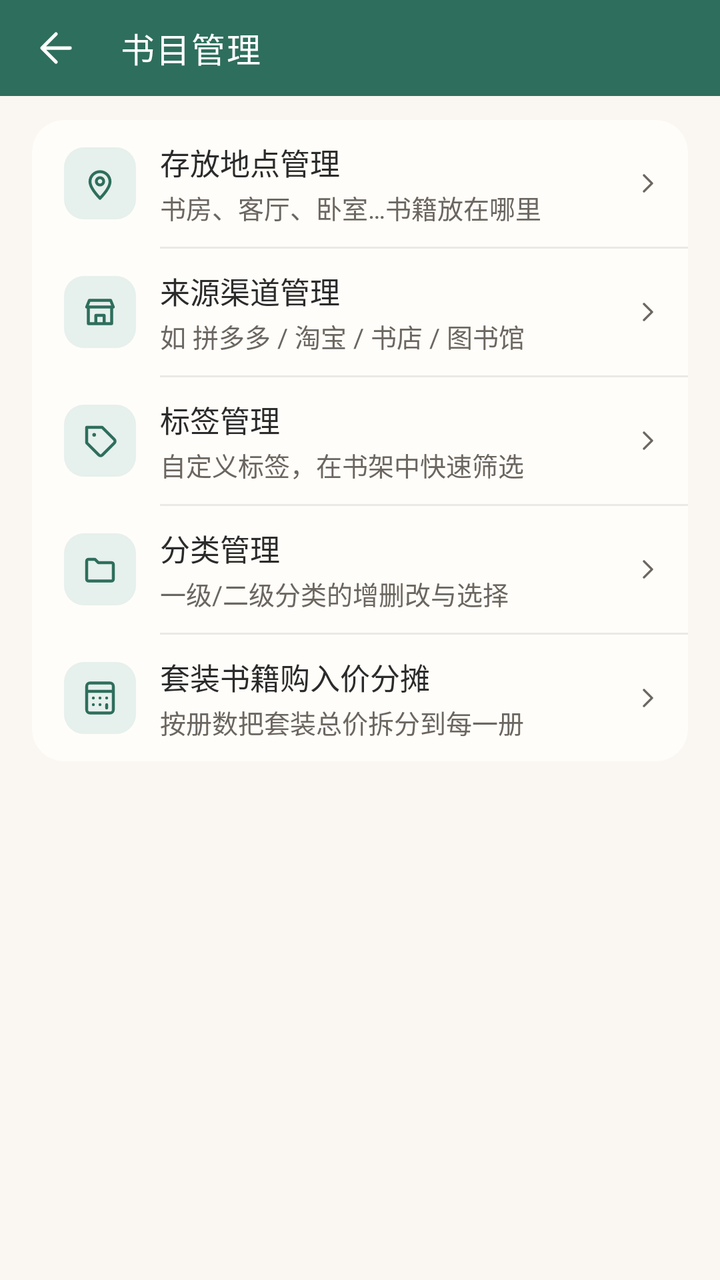
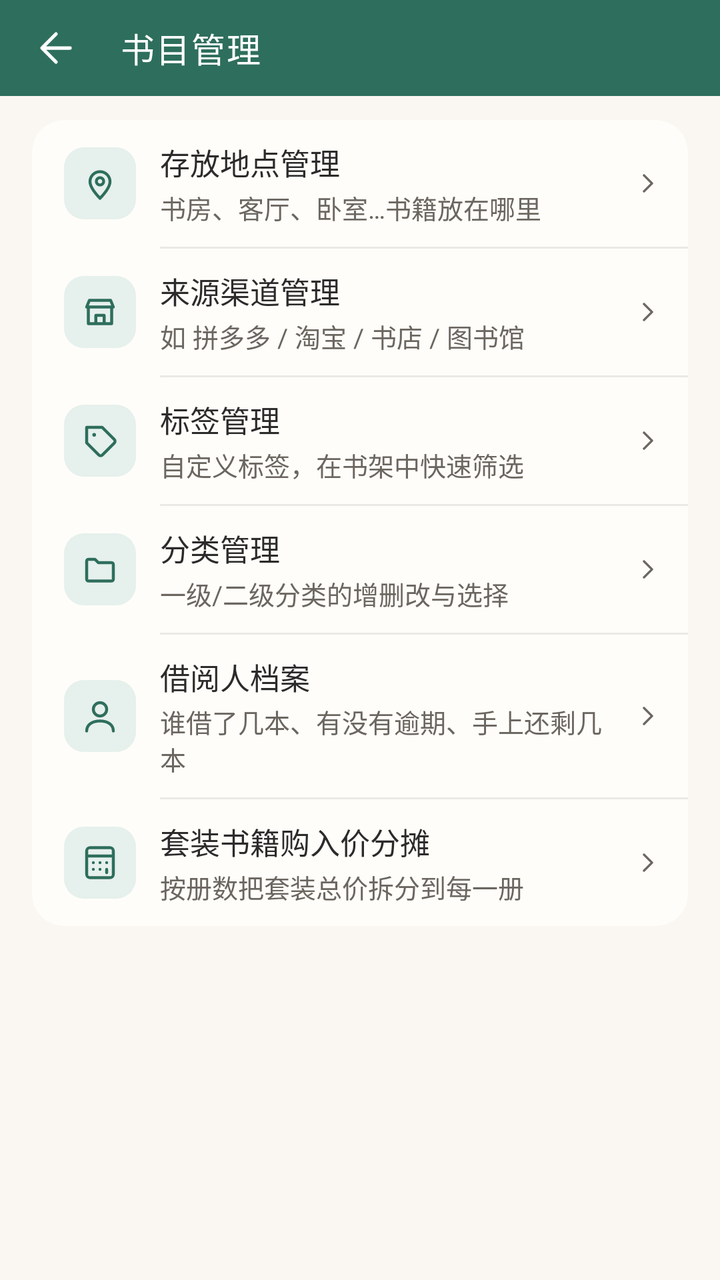

The first picture is an Android layout as it rendered before a commit; the second is the same layout after the commit. The layout source and the unified diff follow.
<!-- AndroidManifest.xml: application theme Theme.Bookshelf -->
<!-- res/layout/activity_library_manage.xml -->
<?xml version="1.0" encoding="utf-8"?>
<LinearLayout xmlns:android="http://schemas.android.com/apk/res/android"
    xmlns:app="http://schemas.android.com/apk/res-auto"
    android:layout_width="match_parent"
    android:layout_height="match_parent"
    android:orientation="vertical">

    <com.google.android.material.appbar.MaterialToolbar
        android:id="@+id/toolbar"
        style="@style/Widget.Bookshelf.Toolbar"
        android:layout_width="match_parent"
        android:layout_height="@dimen/toolbar_h"
        app:navigationIcon="@drawable/ic_back"
        app:title="书目管理" />

    <androidx.core.widget.NestedScrollView
        android:layout_width="match_parent"
        android:layout_height="0dp"
        android:layout_weight="1">

        <LinearLayout
            android:layout_width="match_parent"
            android:layout_height="wrap_content"
            android:orientation="vertical"
            android:paddingHorizontal="@dimen/page_padding"
            android:paddingTop="@dimen/space_md"
            android:paddingBottom="@dimen/space_xl">

            <androidx.cardview.widget.CardView
                style="@style/Widget.Bookshelf.Card"
                android:layout_width="match_parent"
                android:layout_height="wrap_content">

                <LinearLayout
                    android:layout_width="match_parent"
                    android:layout_height="wrap_content"
                    android:orientation="vertical">

                    <LinearLayout
                        android:id="@+id/row_location"
                        style="@style/MineRow">

                        <ImageView
                            style="@style/MineRowIcon"
                            android:contentDescription="存放地点管理"
                            android:src="@drawable/ic_pin_line" />

                        <LinearLayout
                            android:layout_width="0dp"
                            android:layout_height="wrap_content"
                            android:layout_marginStart="@dimen/space_md"
                            android:layout_weight="1"
                            android:orientation="vertical">

                            <TextView
                                style="@style/MineRowTitle"
                                android:text="存放地点管理" />

                            <TextView
                                style="@style/MineRowSubtitle"
                                android:text="书房、客厅、卧室…书籍放在哪里" />
                        </LinearLayout>

                        <ImageView style="@style/MineRowChevron" />
                    </LinearLayout>

                    <View style="@style/MineRowDivider" />

                    <LinearLayout
                        android:id="@+id/row_source"
                        style="@style/MineRow">

                        <ImageView
                            style="@style/MineRowIcon"
                            android:contentDescription="来源渠道管理"
                            android:src="@drawable/ic_store_line" />

                        <LinearLayout
                            android:layout_width="0dp"
                            android:layout_height="wrap_content"
                            android:layout_marginStart="@dimen/space_md"
                            android:layout_weight="1"
                            android:orientation="vertical">

                            <TextView
                                style="@style/MineRowTitle"
                                android:text="来源渠道管理" />

                            <TextView
                                style="@style/MineRowSubtitle"
                                android:text="如 拼多多 / 淘宝 / 书店 / 图书馆" />
                        </LinearLayout>

                        <ImageView style="@style/MineRowChevron" />
                    </LinearLayout>

                    <View style="@style/MineRowDivider" />

                    <LinearLayout
                        android:id="@+id/row_tag"
                        style="@style/MineRow">

                        <ImageView
                            style="@style/MineRowIcon"
                            android:contentDescription="标签管理"
                            android:src="@drawable/ic_tag_line" />

                        <LinearLayout
                            android:layout_width="0dp"
                            android:layout_height="wrap_content"
                            android:layout_marginStart="@dimen/space_md"
                            android:layout_weight="1"
                            android:orientation="vertical">

                            <TextView
                                style="@style/MineRowTitle"
                                android:text="标签管理" />

                            <TextView
                                style="@style/MineRowSubtitle"
                                android:text="自定义标签，在书架中快速筛选" />
                        </LinearLayout>

                        <ImageView style="@style/MineRowChevron" />
                    </LinearLayout>

                    <View style="@style/MineRowDivider" />

                    <LinearLayout
                        android:id="@+id/row_category"
                        style="@style/MineRow">

                        <ImageView
                            style="@style/MineRowIcon"
                            android:contentDescription="分类管理"
                            android:src="@drawable/ic_category_line" />

                        <LinearLayout
                            android:layout_width="0dp"
                            android:layout_height="wrap_content"
                            android:layout_marginStart="@dimen/space_md"
                            android:layout_weight="1"
                            android:orientation="vertical">

                            <TextView
                                style="@style/MineRowTitle"
                                android:text="分类管理" />

                            <TextView
                                style="@style/MineRowSubtitle"
                                android:text="一级/二级分类的增删改与选择" />
                        </LinearLayout>

                        <ImageView style="@style/MineRowChevron" />
                    </LinearLayout>

                    <View style="@style/MineRowDivider" />

                    <LinearLayout
                        android:id="@+id/row_split"
                        style="@style/MineRow">

                        <ImageView
                            style="@style/MineRowIcon"
                            android:contentDescription="购入价分摊"
                            android:src="@drawable/ic_split_line" />

                        <LinearLayout
                            android:layout_width="0dp"
                            android:layout_height="wrap_content"
                            android:layout_marginStart="@dimen/space_md"
                            android:layout_weight="1"
                            android:orientation="vertical">

                            <TextView
                                style="@style/MineRowTitle"
                                android:text="套装书籍购入价分摊" />

                            <TextView
                                style="@style/MineRowSubtitle"
                                android:text="按册数把套装总价拆分到每一册" />
                        </LinearLayout>

                        <ImageView style="@style/MineRowChevron" />
                    </LinearLayout>
                </LinearLayout>
            </androidx.cardview.widget.CardView>
        </LinearLayout>
    </androidx.core.widget.NestedScrollView>
</LinearLayout>
<!-- resources referenced by this layout -->
<resources>
  <dimen name="page_padding">16dp</dimen>
  <dimen name="space_md">12dp</dimen>
  <dimen name="space_xl">20dp</dimen>
  <dimen name="toolbar_h">48dp</dimen>
  <style name="MineRowDivider">
          <item name="android:layout_width">match_parent</item>
          <item name="android:layout_height">1dp</item>
          <item name="android:layout_marginStart">64dp</item>
          <item name="android:background">@color/divider_soft</item>
      </style>
  <dimen name="space_lg">16dp</dimen>
  <dimen name="space_sm">8dp</dimen>
  <color name="divider_soft">#14000000</color>
  <dimen name="mine_icon_box">36dp</dimen>
  <!-- drawable bg_icon_container (drawable) -->
  <?xml version="1.0" encoding="utf-8"?>
  <shape xmlns:android="http://schemas.android.com/apk/res/android" android:shape="rectangle">
      <solid android:color="?attr/primary_container" />
      <corners android:radius="10dp" />
  </shape>
  <dimen name="text_body_small">13sp</dimen>
  <dimen name="text_body">15sp</dimen>
  <dimen name="card_corner">16dp</dimen>
  <color name="primary">#2E6E5C</color>
  <color name="primary_dark">#1F4D40</color>
  <color name="accent">#C08A3E</color>
  <color name="chip_bg">#E8F0ED</color>
  <color name="green_container">#E6F0EC</color>
  <color name="green_on_container">#1C4A3E</color>
  <color name="green_page">#FAF7F2</color>
  <color name="green_surface">#FFFDF9</color>
  <color name="green_surface_dim">#F3EEE6</color>
  <color name="green_outline">#E6E0D5</color>
  <color name="green_outline_strong">#D8D0C2</color>
  <dimen name="text_headline">17sp</dimen>
  <color name="bg_page">#FAF7F2</color>
  <color name="surface">#FFFDF9</color>
  <color name="surface_dim">#F4F0E9</color>
  <color name="outline">#E6E0D5</color>
  <color name="outline_strong">#CFC5B4</color>
  <color name="text_main">#2B2B2B</color>
  <color name="text_sub">#6B6660</color>
  <color name="accent_text">#8A5A1A</color>
  <style name="Widget.Bookshelf.ChipGroup" parent="Widget.Material3.ChipGroup">
          <item name="chipSpacingHorizontal">8dp</item>
          <item name="chipSpacingVertical">4dp</item>
          <item name="singleLine">false</item>
      </style>
  <style name="ThemeOverlay.Bookshelf.BottomSheet" parent="ThemeOverlay.Material3.BottomSheetDialog">
          <item name="bottomSheetStyle">@style/Widget.Bookshelf.BottomSheet</item>
      </style>
  <style name="ShapeAppearance.Bookshelf.Medium" parent="ShapeAppearance.Material3.Corner.Medium">
          <item name="cornerSize">@dimen/radius_md</item>
      </style>
  <dimen name="radius_md">12dp</dimen>
  <style name="ShapeAppearance.Bookshelf.Pill" parent="ShapeAppearance.Material3.Corner.Full">
          <item name="cornerSize">50%</item>
      </style>
  <style name="Widget.Bookshelf.Button.Dialog" parent="Widget.Material3.Button.TextButton.Dialog">
          <item name="android:textSize">@dimen/text_body_small</item>
          <item name="android:textAllCaps">false</item>
      </style>
  <style name="ShapeAppearance.Bookshelf.Dialog" parent="ShapeAppearance.Material3.Corner.Large">
          <item name="cornerSize">@dimen/card_corner</item>
      </style>
  <dimen name="text_title_toolbar">16sp</dimen>
  <!-- unchanged entries left out for length: 26 -->
</resources>

<!-- the commit's change to res/layout/activity_library_manage.xml (unified diff, before → after) -->
@@ -157,6 +157,36 @@
                     <View style="@style/MineRowDivider" />
 
                     <LinearLayout
+                        android:id="@+id/row_borrower"
+                        style="@style/MineRow">
+
+                        <ImageView
+                            style="@style/MineRowIcon"
+                            android:contentDescription="借阅人档案"
+                            android:src="@drawable/ic_person_line" />
+
+                        <LinearLayout
+                            android:layout_width="0dp"
+                            android:layout_height="wrap_content"
+                            android:layout_marginStart="@dimen/space_md"
+                            android:layout_weight="1"
+                            android:orientation="vertical">
+
+                            <TextView
+                                style="@style/MineRowTitle"
+                                android:text="借阅人档案" />
+
+                            <TextView
+                                style="@style/MineRowSubtitle"
+                                android:text="谁借了几本、有没有逾期、手上还剩几本" />
+                        </LinearLayout>
+
+                        <ImageView style="@style/MineRowChevron" />
+                    </LinearLayout>
+
+                    <View style="@style/MineRowDivider" />
+
+                    <LinearLayout
                         android:id="@+id/row_split"
                         style="@style/MineRow">
 
<!-- resource entries referenced after the edit -->
@@ -4,6 +4,21 @@
   <dimen name="space_md">12dp</dimen>
   <dimen name="space_xl">20dp</dimen>
   <dimen name="toolbar_h">48dp</dimen>
+  <!-- drawable ic_person_line (drawable) -->
+  <?xml version="1.0" encoding="utf-8"?>
+  <vector xmlns:android="http://schemas.android.com/apk/res/android"
+      android:width="24dp"
+      android:height="24dp"
+      android:viewportWidth="24"
+      android:viewportHeight="24">
+      <path
+          android:fillColor="@android:color/transparent"
+          android:pathData="M12,12a4,4 0 1,0 0,-8a4,4 0 1,0 0,8z M4,21c0,-4 3.6,-6 8,-6s8,2 8,6"
+          android:strokeColor="#FF000000"
+          android:strokeLineCap="round"
+          android:strokeLineJoin="round"
+          android:strokeWidth="1.75" />
+  </vector>
   <style name="MineRowDivider">
           <item name="android:layout_width">match_parent</item>
           <item name="android:layout_height">1dp</item>
